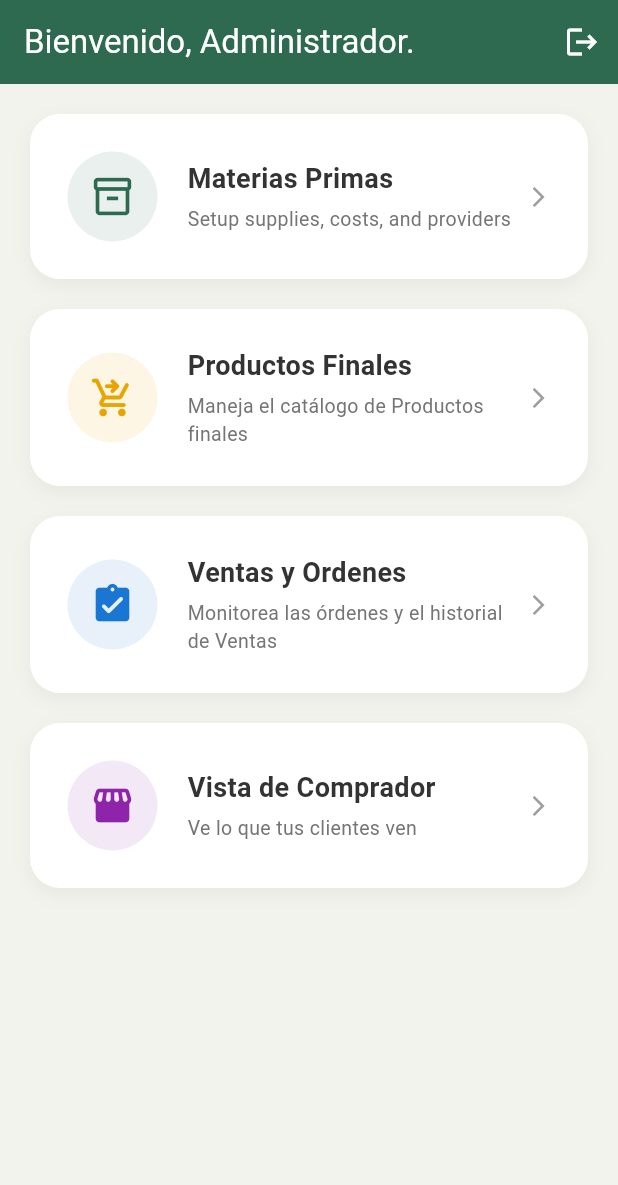
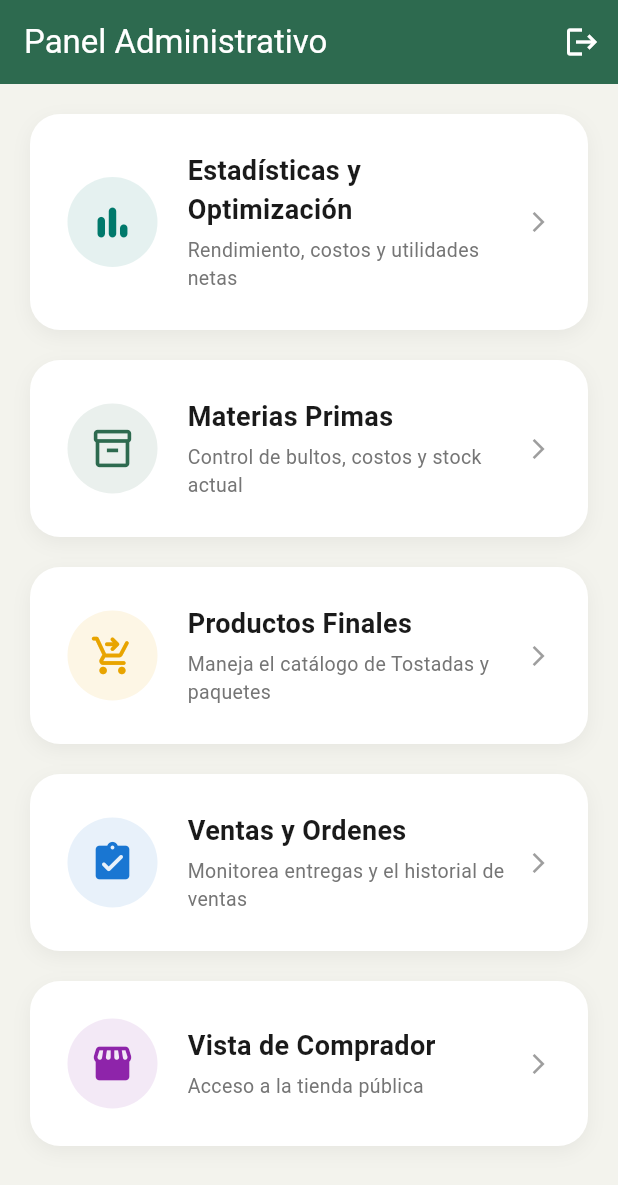
Before and after one commit to Emiliano-Its/AppMobile, a Flutter app: the AdminInventoryHub screen opened directly, on a phone screen of 412 x 824 dp. Shown: the top 1185 px of the screen. Run offline on Flutter 3.47's test engine with Material 3 defaults, Android fonts, the phone set to English and light mode, and no system bars; our stand-ins replace fl_chart, image_picker, shared_preferences; missing offline and left inert: mobile_scanner; accounts and stored records are empty.

Commit message:
Implmentacion de admin_stats.dart

```diff
--- a/frontend/lib/screens/admin_home.dart
+++ b/frontend/lib/screens/admin_home.dart
@@ -1,10 +1,11 @@
-// lib/screens/admin/admin_inventory_hub.dart
 import 'package:flutter/material.dart';
 import '../main.dart';
 import './admin_final_products.dart';
 import './admin_raw_material.dart';
 import './sales_personal.dart';
 import './customer_shop_screen.dart';
+// --- IMPORTACIÓN NUEVA ---
+import './admin_stats.dart';
 
 class AdminInventoryHub extends StatelessWidget {
   const AdminInventoryHub({super.key});
@@ -14,14 +15,11 @@ class AdminInventoryHub extends StatelessWidget {
     return Scaffold(
       backgroundColor: AppColors.fondoHueso,
       appBar: AppBar(
-        title: const Text("Bienvenido, Administrador.", style: TextStyle(color: Colors.white)),
+        title: const Text("Panel Administrativo", style: TextStyle(color: Colors.white)),
         backgroundColor: AppColors.verdeBosque,
         elevation: 0,
-        // --- ESTA ES LA CORRECCIÓN ---
-        automaticallyImplyLeading: false, // Esto quita la flecha de regreso "fantasma"
-        // -----------------------------
+        automaticallyImplyLeading: false,
         actions: [
-          // Opcional: Podrías añadir un botón de cerrar sesión aquí también
           IconButton(
             icon: const Icon(Icons.logout, color: Colors.white),
             onPressed: () {
@@ -34,10 +32,26 @@ class AdminInventoryHub extends StatelessWidget {
         padding: const EdgeInsets.all(20.0),
         child: Column(
           children: [
+            // --- NUEVA OPCIÓN: ESTADÍSTICAS ---
+            _buildLargeOption(
+              context,
+              title: "Estadísticas y Optimización",
+              subtitle: "Rendimiento, costos y utilidades netas",
+              icon: Icons.bar_chart_rounded,
+              color: Colors.teal.shade700,
+              onTap: () {
+                Navigator.push(
+                  context,
+                  MaterialPageRoute(builder: (context) => const AdminStatsScreen()),
+                );
+              },
+            ),
+            const SizedBox(height: 20),
+
             _buildLargeOption(
               context,
               title: "Materias Primas",
-              subtitle: "Setup supplies, costs, and providers",
+              subtitle: "Control de bultos, costos y stock actual",
               icon: Icons.inventory_2_outlined,
               color: AppColors.verdeBosque,
               onTap: () {
@@ -52,7 +66,7 @@ class AdminInventoryHub extends StatelessWidget {
             _buildLargeOption(
               context,
               title: "Productos Finales",
-              subtitle: "Maneja el catálogo de Productos finales",
+              subtitle: "Maneja el catálogo de Tostadas y paquetes",
               icon: Icons.shopping_cart_checkout_rounded,
               color: const Color(0xFFE8A400),
               onTap: () {
@@ -67,7 +81,7 @@ class AdminInventoryHub extends StatelessWidget {
             _buildLargeOption(
               context,
               title: "Ventas y Ordenes",
-              subtitle: "Monitorea las órdenes y el historial de Ventas",
+              subtitle: "Monitorea entregas y el historial de ventas",
               icon: Icons.assignment_turned_in_rounded,
               color: Colors.blue.shade700,
               onTap: () {
@@ -82,12 +96,10 @@ class AdminInventoryHub extends StatelessWidget {
             _buildLargeOption(
               context,
               title: "Vista de Comprador",
-              subtitle: "Ve lo que tus clientes ven",
+              subtitle: "Acceso a la tienda pública",
               icon: Icons.storefront_rounded,
               color: Colors.purple.shade600,
               onTap: () {
-                // Usamos pushReplacement para que al ir a la tienda
-                // no se quede la pantalla de admin "atrás"
                 Navigator.pushReplacement(
                   context,
                   MaterialPageRoute(builder: (context) => const CustomerShopScreen()),
@@ -140,7 +152,7 @@ class AdminInventoryHub extends StatelessWidget {
                     style: const TextStyle(
                       fontSize: 18,
                       fontWeight: FontWeight.bold,
-                      color: AppColors.tituloNegro
+                      color: Color(0xFF1A1A1A) // Color de título sólido
                     )
                   ),
                   const SizedBox(height: 4),
--- a/frontend/pubspec.yaml
+++ b/frontend/pubspec.yaml
@@ -28,6 +28,7 @@ environment:
 # the latest version available on pub.dev. To see which dependencies have newer
 # versions available, run `flutter pub outdated`.
 dependencies:
+  fl_chart: ^0.66.0
   flutter:
     sdk: flutter
   flutter_localizations: # Agrégalo si no está
```
Also changed, not shown: frontend/lib/screens/admin_stats.dart (added, +146 -0 lines), frontend/pubspec.lock.
